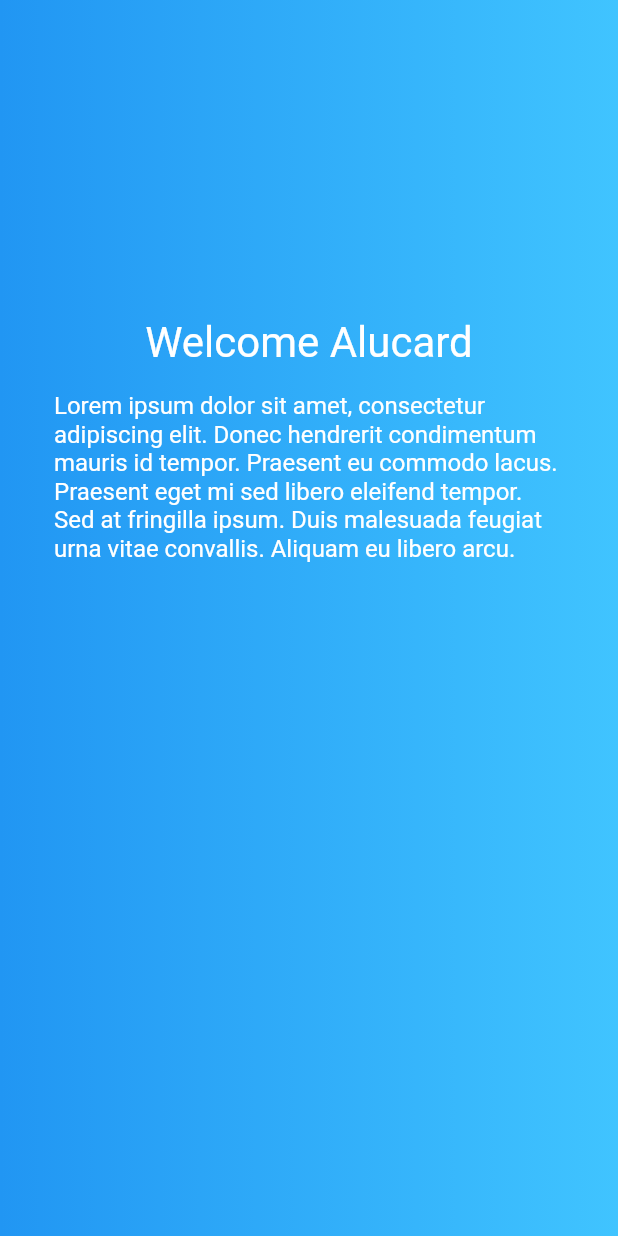
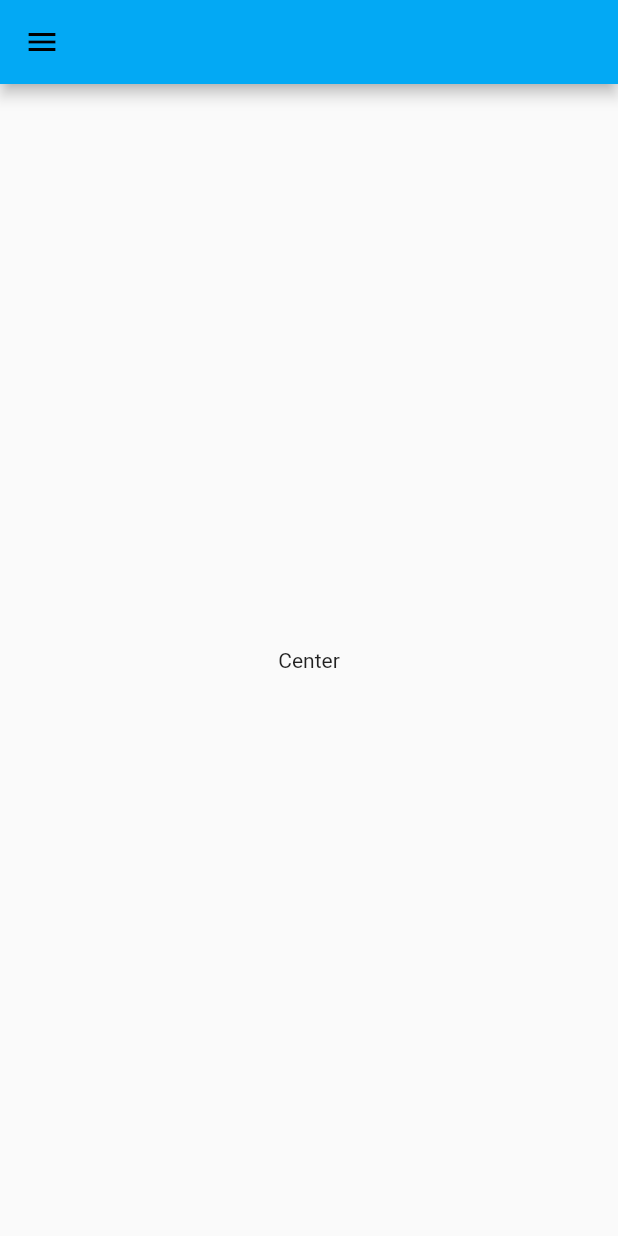
Before and after one commit to SudharaniHyniva/ez_flutter, a Flutter app: the screen it shows after launch, after a tap on "Log In", on a phone screen of 412 x 824 dp. Run offline on Flutter 3.47's test engine with Material 2 defaults, Android fonts, the phone set to English and light mode, and no system bars; Roboto replaces fonts that are missing (Nunito).

Commit message:
Added Side navigation bar and changed button colors.

```diff
--- a/lib/home_page.dart
+++ b/lib/home_page.dart
@@ -1,54 +1,84 @@
 import 'package:flutter/material.dart';
 
-class HomePage extends StatelessWidget {
+class MyHomePage extends StatefulWidget {
   static String tag = 'home-page';
+  @override
+  _MyHomePageState createState() => new _MyHomePageState();
+}
 
+class _MyHomePageState extends State<MyHomePage> {
   @override
   Widget build(BuildContext context) {
-    final alucard = Hero(
-      tag: 'hero',
-      child: Padding(
-        padding: EdgeInsets.all(16.0),
-        child: CircleAvatar(
-          radius: 72.0,
-          backgroundColor: Colors.transparent,
-         // backgroundImage: AssetImage('assets/alucard.jpg'),
+    return new Scaffold(
+      appBar: new AppBar(
+        title: new Text(''),
+      ),
+      drawer: new Drawer(
+          child: new ListView(
+        children: <Widget>[
+          new DrawerHeader(
+            child: new Text('Header'),
+          ),
+          new ListTile(
+            title: new Text('Home'),
+            onTap: () {},
+          ),
+          new ListTile(
+            title: new Text('Student'),
+            onTap: () {},
+          ),
+          new ListTile(
+            title: new Text('Staff'),
+            onTap: () {},
+          ),
+          new ListTile(
+            title: new Text('Attendance'),
+            onTap: () {},
+          ),
+          new ListTile(
+            title: new Text('SMS/Email'),
+            onTap: () {},
+          ),
+          new ListTile(
+            title: new Text('Leaves'),
+            onTap: () {},
+          ),
+          new ListTile(
+            title: new Text('Assignment'),
+            onTap: () {},
+          ),
+          new ListTile(
+            title: new Text('Task&Reminder'),
+            onTap: () {},
+          ),
+          new ListTile(
+            title: new Text('Events&Holidays'),
+            onTap: () {},
+          ),
+          new Divider(),
+          new ListTile(
+            title: new Text('Contact US'),
+            onTap: () {},
+          ),
+          new ListTile(
+            title: new Text('Sync Web Data'),
+            onTap: () {},
+          ),
+          new ListTile(
+            title: new Text('Change Password'),
+            onTap: () {},
+          ),
+          new ListTile(
+            title: new Text('LogOut'),
+            onTap: () {},
+          ),
+        ],
+      )),
+      body: new Center(
+        child: new Text(
+          'Center',
         ),
       ),
     );
-
-    final welcome = Padding(
-      padding: EdgeInsets.all(8.0),
-      child: Text(
-        'Welcome Alucard',
-        style: TextStyle(fontSize: 28.0, color: Colors.white),
-      ),
-    );
-
-    final lorem = Padding(
-      padding: EdgeInsets.all(8.0),
-      child: Text(
-        'Lorem ipsum dolor sit amet, consectetur adipiscing elit. Donec hendrerit condimentum mauris id tempor. Praesent eu commodo lacus. Praesent eget mi sed libero eleifend tempor. Sed at fringilla ipsum. Duis malesuada feugiat urna vitae convallis. Aliquam eu libero arcu.',
-        style: TextStyle(fontSize: 16.0, color: Colors.white),
-      ),
-    );
-
-    final body = Container(
-      width: MediaQuery.of(context).size.width,
-      padding: EdgeInsets.all(28.0),
-      decoration: BoxDecoration(
-        gradient: LinearGradient(colors: [
-          Colors.blue,
-          Colors.lightBlueAccent,
-        ]),
-      ),
-      child: Column(
-        children: <Widget>[alucard, welcome, lorem],
-      ),
-    );
-
-    return Scaffold(
-      body: body,
-    );
   }
 }
--- a/lib/login_page.dart
+++ b/lib/login_page.dart
@@ -22,7 +22,6 @@ class _LoginPageState extends State<LoginPage> {
     final email = TextFormField(
       keyboardType: TextInputType.emailAddress,
       autofocus: false,
-      //initialValue: 'alucard@gmail.com',
       decoration: InputDecoration(
         hintText: 'User Name',
         contentPadding: EdgeInsets.fromLTRB(20.0, 10.0, 20.0, 10.0),
@@ -32,8 +31,7 @@ class _LoginPageState extends State<LoginPage> {
 
     final password = TextFormField(
       autofocus: false,
-      //initialValue: 'some password',
-      //obscureText: true,
+      obscureText: true,
       decoration: InputDecoration(
         hintText: 'Password',
         contentPadding: EdgeInsets.fromLTRB(20.0, 10.0, 20.0, 10.0),
@@ -48,10 +46,10 @@ class _LoginPageState extends State<LoginPage> {
           borderRadius: BorderRadius.circular(24),
         ),
         onPressed: () {
-          Navigator.of(context).pushNamed(HomePage.tag);
+          Navigator.of(context).pushNamed(MyHomePage.tag);
         },
         padding: EdgeInsets.all(12),
-        color: Colors.lightBlueAccent,
+        color: Colors.green,
         child: Text('Log In', style: TextStyle(color: Colors.white)),
       ),
     );
@@ -59,7 +57,7 @@ class _LoginPageState extends State<LoginPage> {
     final forgotLabel = FlatButton(
       child: Text(
         'Forgot password?',
-        style: TextStyle(color: Colors.black54),
+        style: TextStyle(color: Colors.blueAccent),
       ),
       onPressed: () {},
     );
--- a/lib/main.dart
+++ b/lib/main.dart
@@ -7,7 +7,7 @@ void main() => runApp(MyApp());
 class MyApp extends StatelessWidget {
   final routes = <String, WidgetBuilder>{
     LoginPage.tag: (context) => LoginPage(),
-    HomePage.tag: (context) => HomePage(),
+    MyHomePage.tag: (context) => MyHomePage(),
   };
 
   @override
```
